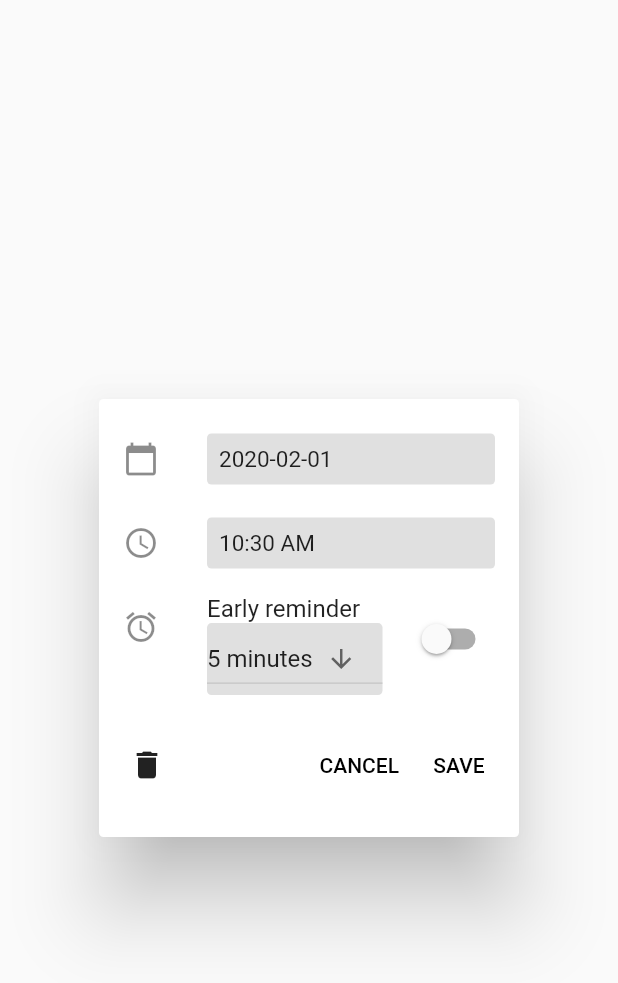
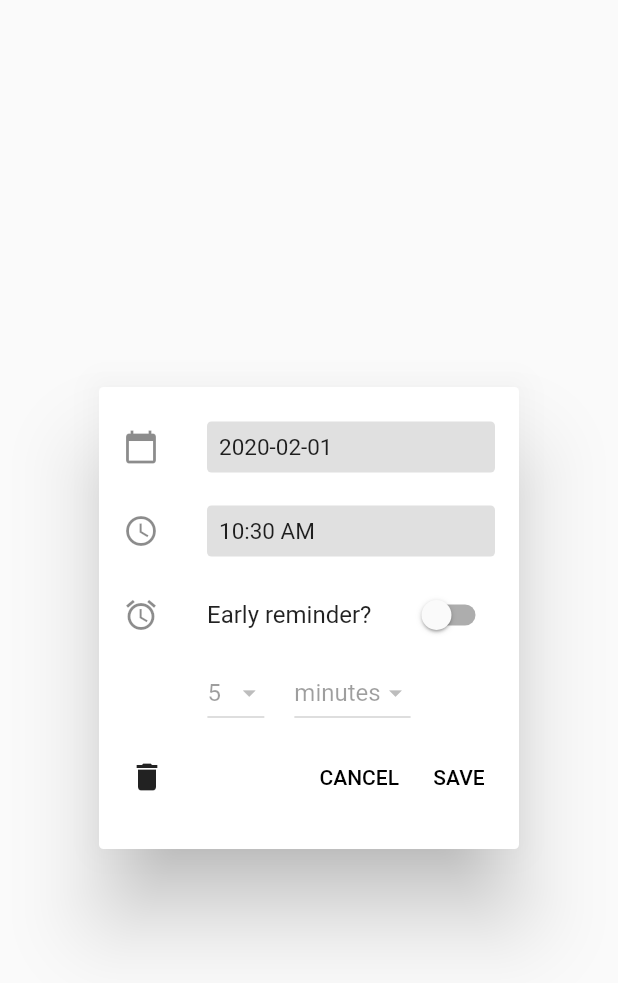
Before and after one commit to DJayalath/Nudge, a Flutter app: the DateTimeDialog widget shown alone on an empty page, opened directly with empty values, on a phone screen of 412 x 824 dp. Shown: the top 983 px of the screen. Run offline on Flutter 3.47's test engine with Material 2 defaults, Android fonts, the phone set to English and light mode, and no system bars; our stand-ins replace flutter_local_notifications.

Commit message:
Implemented early notification scheduling

```diff
--- a/lib/date_time_dialog.dart
+++ b/lib/date_time_dialog.dart
@@ -22,6 +22,9 @@ class DateTimeDialogState extends State<DateTimeDialog> {
   /// The time of the task.
   var time = TimeOfDay.now();
 
+  /// Early reminder status
+  var earlyReminder = false;
+
   /// A style for selector boxes.
   final _selectorDecoration = BoxDecoration(
     color: Colors.grey[300],
@@ -35,6 +38,8 @@ class DateTimeDialogState extends State<DateTimeDialog> {
   );
 
   var _dropDownValue = '5';
+  List<String> _dropDownValues = ['5', '15', '30', '45'];
+  var _dropDownTime = 'minutes';
 
   /// Builds the dialog as a simple selection menu.
   @override
@@ -73,38 +78,76 @@ class DateTimeDialogState extends State<DateTimeDialog> {
         SwitchListTile(
           secondary: Icon(Icons.alarm),
           dense: false,
-          title: Text("Early reminder"),
-          value: false,
+          title: Text(
+              "Early reminder?",
+//            style: TextStyle(fontSize: 14),
+          ),
+          value: earlyReminder,
           onChanged: (bool value) {
+            setState(() {
+              earlyReminder = value;
+            });
+          },
+        ),
 
-          },
-          isThreeLine: true,
-          subtitle: Container(
-            padding: const EdgeInsets.all(0.0),
-            margin: const EdgeInsets.all(0),
-            decoration: _selectorDecoration,
+          Row(
+            mainAxisAlignment: MainAxisAlignment.center,
+            children: <Widget>[
+              Container(
+                padding: const EdgeInsets.symmetric(horizontal: 10.0),
                 child: DropdownButton<String>(
                   value: _dropDownValue,
-              icon: Icon(Icons.arrow_downward),
+                  disabledHint: Text("$_dropDownValue"),
+                  icon: Icon(Icons.arrow_drop_down),
                   iconSize: 20,
                   elevation: 16,
-              onChanged: (String newValue) {
+                  onChanged: !earlyReminder ? null : (String newValue) {
                     setState(() {
                       _dropDownValue = newValue;
                     });
                   },
-              items: <String>['5', '15', '30', '45']
+                  items: _dropDownValues
                       .map<DropdownMenuItem<String>>((String value) {
                     return DropdownMenuItem<String>(
                       value: value,
-                  child: Text("$value minutes"),
+                      child: Text("$value", textAlign: TextAlign.center,),
                     );
                   }).toList(),
                 ),
               ),
-//          subtitle: Container(
-//              child: Text("1 hour"),
-//          ),
+
+              Container(
+                padding: const EdgeInsets.symmetric(horizontal: 10.0),
+                child: DropdownButton<String>(
+                  value: _dropDownTime,
+                  disabledHint: Text("$_dropDownTime"),
+                  icon: Icon(Icons.arrow_drop_down),
+                  iconSize: 20,
+                  elevation: 16,
+                  onChanged: !earlyReminder ? null : (String newValue) {
+                    setState(() {
+                      _dropDownTime = newValue;
+
+                      if (_dropDownTime == "minutes") {
+                        _dropDownValue = '5';
+                        _dropDownValues = ['5', '15', '30', '45'];
+                      } else {
+                        _dropDownValue = '1';
+                        _dropDownValues = ['1', '2', '4', '6'];
+                      }
+
+                    });
+                  },
+                  items: <String>['hours', 'minutes']
+                      .map<DropdownMenuItem<String>>((String value) {
+                    return DropdownMenuItem<String>(
+                      value: value,
+                      child: Text("$value", textAlign: TextAlign.center,),
+                    );
+                  }).toList(),
+                ),
+              ),
+            ],
           ),
 
         ButtonBar(
@@ -113,6 +156,7 @@ class DateTimeDialogState extends State<DateTimeDialog> {
             IconButton(
               icon: Icon(Icons.delete),
               onPressed: () {
+                widget.task.resetEarlyReminder();
                 widget.task.resetDateTime();
                 TaskIO.writeTasks(TaskListState.tasks);
                 widget.callback();
@@ -131,6 +175,12 @@ class DateTimeDialogState extends State<DateTimeDialog> {
                 FlatButton(
                   child: const Text('SAVE'),
                   onPressed: () {
+                    if (earlyReminder) {
+                      var duration = Duration(minutes: ((_dropDownTime == "minutes") ? 1 : 60) * int.parse(_dropDownValue));
+                      widget.task.setEarlyReminder(duration);
+                    } else {
+                      widget.task.resetEarlyReminder();
+                    }
                     // Combine date and time into a single DateTime instance.
                     widget.task.setDateTime(
                         DateTime(date.year, date.month, date.day, time.hour, time.minute),
@@ -156,6 +206,17 @@ class DateTimeDialogState extends State<DateTimeDialog> {
     if (widget.task.isReminderSet) {
       date = DateTime(widget.task.date.year, widget.task.date.month, widget.task.date.day);
       time = TimeOfDay(hour: widget.task.date.hour, minute: widget.task.date.minute);
+      if (widget.task.isEarlyReminderSet) {
+        var duration = widget.task.earlyReminder.inMinutes;
+        if (duration > 45) {
+          _dropDownTime = "hours";
+          _dropDownValue = "${duration / 60}";
+          _dropDownValues = ['1', '2', '4', '6'];
+        } else {
+          _dropDownTime = "minutes";
+          _dropDownValue = "$duration";
+        }
+      }
     }
 
     super.initState();
--- a/lib/task.dart
+++ b/lib/task.dart
@@ -19,6 +19,11 @@ class Task {
   /// Whether the task has a reminder set.
   var _shouldRemind = false;
 
+  /// Whether the task reminder also has an early reminder.
+  var _earlyReminder = false;
+
+  var _earlyReminderDuration;
+
   Task(this._title, this._body);
 
   String get body => _body;
@@ -28,6 +33,10 @@ class Task {
   bool get isComplete => _isComplete;
 
   bool get isReminderSet => _shouldRemind;
+
+  bool get isEarlyReminderSet => _earlyReminder;
+
+  Duration get earlyReminder => _earlyReminderDuration;
 
   String get title => _title;
 
@@ -42,12 +51,24 @@ class Task {
     NotificationScheduler.deleteNotification(this);
   }
 
+  /// Removes an early reminder
+  void resetEarlyReminder() {
+    _earlyReminder = false;
+    _earlyReminderDuration = null;
+  }
+
   /// Sets a reminder for the task with a [date] for completion.
   void setDateTime(date) {
     _shouldRemind = true;
     _selectedDate = date;
 
     NotificationScheduler.scheduleNotification(this);
+  }
+
+  /// Sets early reminder time
+  void setEarlyReminder(duration) {
+    _earlyReminder = true;
+    _earlyReminderDuration = duration;
   }
 
   /// Toggles the completion status of the task.
```
Also changed, not shown: lib/notification_scheduler.dart (+10 -2 lines), lib/task_io.dart (+7 -1 lines), 1 other file. Lines whose indentation alone changed are shown as unchanged.
